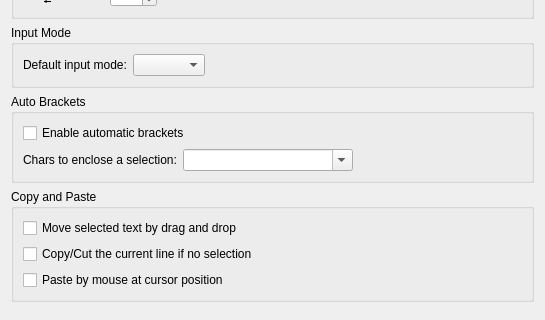
The window that src/dialogs/editconfigwidget.ui (KDE/ktexteditor) describes before a commit, drawn with Qt 5; both pictures show x 0 to 545 and y 108 to 428 of the 545 by 566 pixel window.
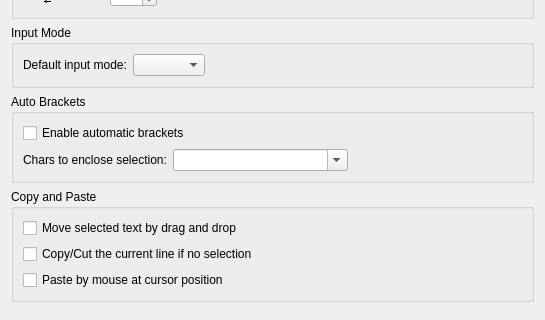
The same window after the commit. Custom widgets are drawn as their Qt base class.

The edit to the form file:
```diff
--- a/src/dialogs/editconfigwidget.ui
+++ b/src/dialogs/editconfigwidget.ui
@@ -154,7 +154,7 @@
            <string>When there is some text selected will theses chars add in a way &quot;Auto Bracket&quot; do</string>
           </property>
           <property name="text">
-           <string>Chars to enclose a selection:</string>
+           <string>Chars to enclose selection:</string>
           </property>
          </widget>
         </item>
```
Left out of the diff: 2 changed lines with no effect on the pictures.
